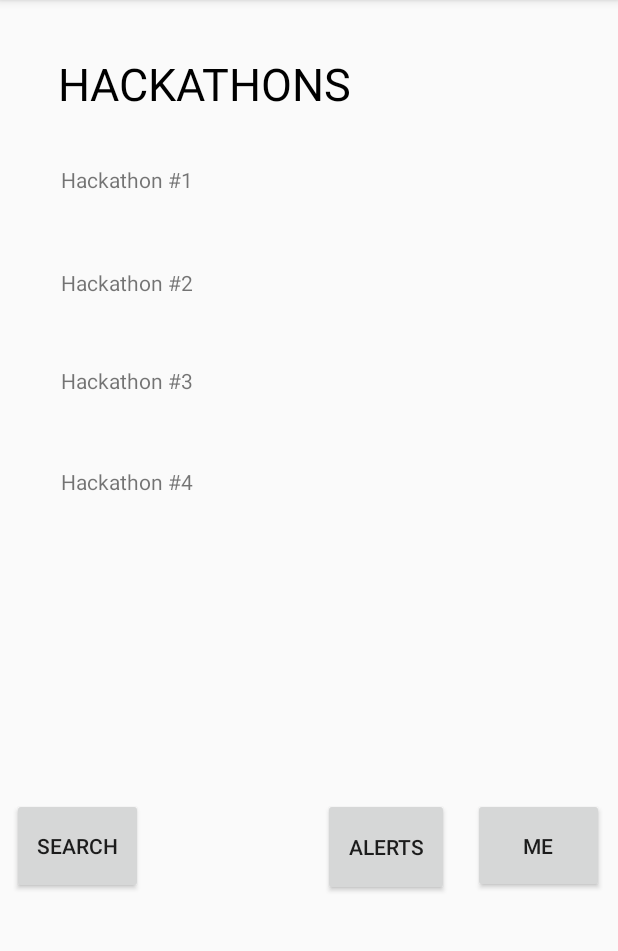
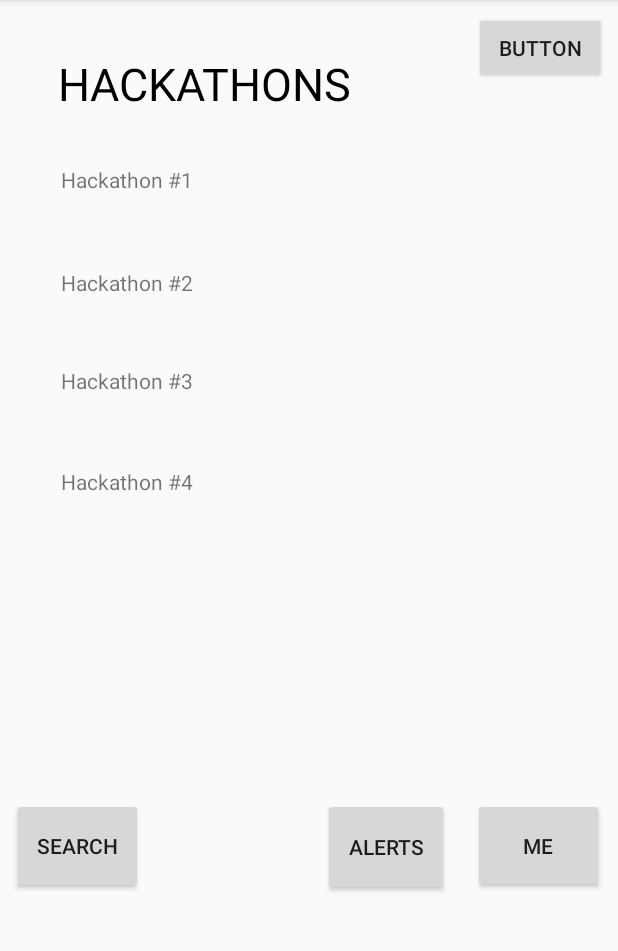
Before and after one commit to shefaliqamar/ACMHacks2019, an Android app: the Hackathons screen opened directly, with no data from a screen before it, on a phone screen of 412 x 824 dp, the part 84-1035 px from its top. Run offline under Robolectric (Android 15) with nearby library versions, the phone set to English and light mode, and no system bars.

Commit message:
bhjb k,n

```diff
--- a/app/build.gradle
+++ b/app/build.gradle
@@ -27,4 +27,5 @@ dependencies {
     androidTestImplementation 'com.android.support.test:runner:1.0.2'
     androidTestImplementation 'com.android.support.test.espresso:espresso-core:3.0.2'
     implementation 'org.jsoup:jsoup:1.11.3'
+    implementation 'org.jsoup:jsoup:1.11.3'
 }
--- a/app/src/main/AndroidManifest.xml
+++ b/app/src/main/AndroidManifest.xml
@@ -1,6 +1,7 @@
 <?xml version="1.0" encoding="utf-8"?>
 <manifest xmlns:android="http://schemas.android.com/apk/res/android"
     package="com.example.myapplication">
+    <uses-permission android:name="android.permission.INTERNET"></uses-permission>
 
     <application
         android:allowBackup="true"
--- a/app/src/main/java/com/example/myapplication/Profile.java
+++ b/app/src/main/java/com/example/myapplication/Profile.java
@@ -25,7 +25,7 @@ public class Profile extends AppCompatActivity {
             }
         });
 
-        /*
+
         Button hackathons = findViewById(R.id.hackathons);
         hackathons.setOnClickListener(new View.OnClickListener() {
             public void onClick(View v) {
@@ -33,6 +33,6 @@ public class Profile extends AppCompatActivity {
                 finish();
             }
         });
-        */
+
     }
 }
--- a/app/src/main/res/layout/activity_hackathons.xml
+++ b/app/src/main/res/layout/activity_hackathons.xml
@@ -68,7 +68,7 @@
         app:layout_constraintVertical_bias="0.039" />
 
     <TextView
-        android:id="@+id/textView3"
+        android:id="@+id/scrapeBox1"
         android:layout_width="147dp"
         android:layout_height="49dp"
         android:layout_marginTop="8dp"
@@ -123,4 +123,15 @@
         app:layout_constraintTop_toTopOf="parent"
         app:layout_constraintVertical_bias="0.432" />
 
+    <Button
+        android:id="@+id/scrapeButton"
+        android:layout_width="wrap_content"
+        android:layout_height="wrap_content"
+        android:layout_marginTop="8dp"
+        android:layout_marginEnd="8dp"
+        android:layout_marginRight="8dp"
+        android:text="Button"
+        app:layout_constraintEnd_toEndOf="parent"
+        app:layout_constraintTop_toTopOf="parent" />
+
 </android.support.constraint.ConstraintLayout>
```
Also changed, not shown: app/src/main/java/com/example/myapplication/MainActivity.java (+8 -0 lines).
